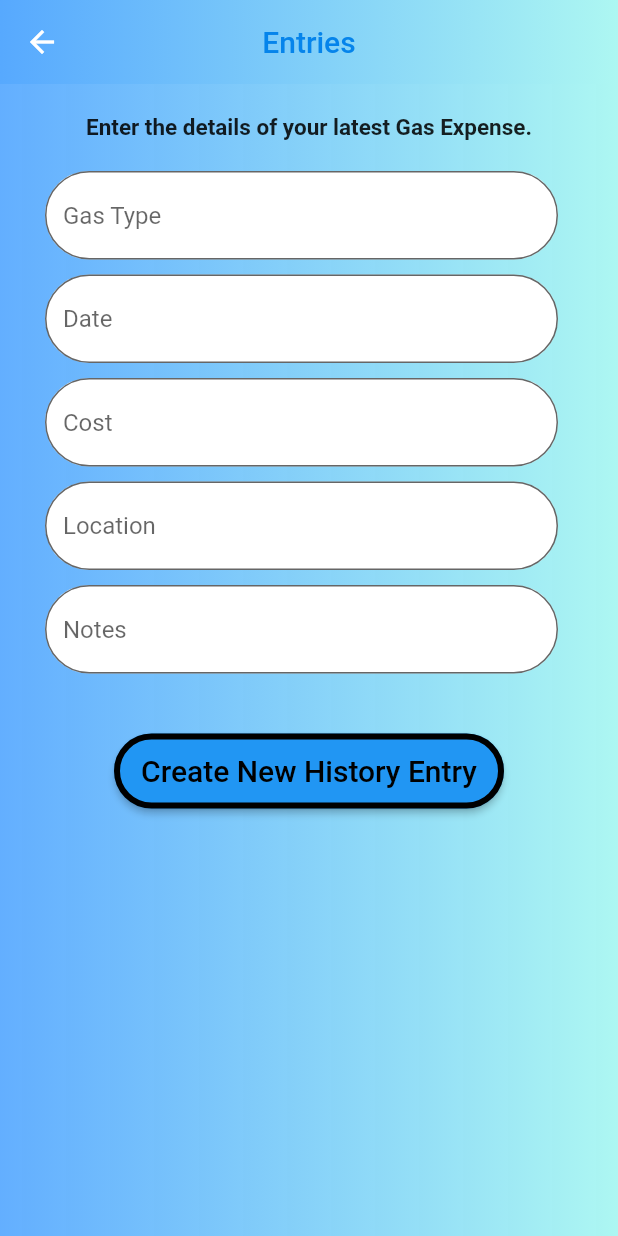
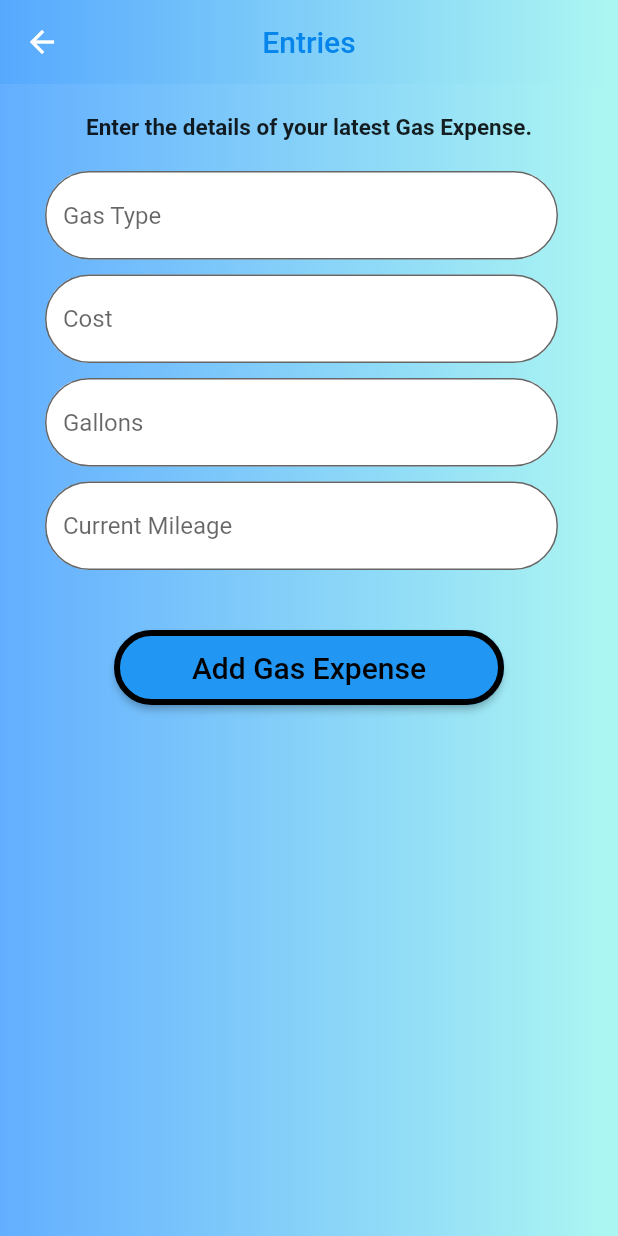
Before and after one commit to jabezj1/Motore, a Flutter app: the InspectGas screen opened directly, after a tap on the "add" icon, on a phone screen of 412 x 824 dp. Run offline on Flutter 3.47's test engine with Material 2 defaults, Android fonts, the light colour scheme and no system bars; our stand-ins replace animated_splash_screen, auth_buttons, auto_size_text, cloud_firestore, dio, firebase_auth and 13 more; missing offline and left inert: dart:ffi; accounts and stored records are empty; network calls fail.

Commit message:
finished gas expenses

```diff
--- a/lib/pages/GasItem.dart
+++ b/lib/pages/GasItem.dart
@@ -0,0 +1,24 @@
+import 'dart:ffi';
+
+class GasItem {
+	String? gallons;
+  	String? mileage;
+	String? type;
+	String? cost;
+
+	GasItem();
+
+	Map<String, dynamic> toJson() => {
+		'gallons' : gallons,
+		'mileage' : mileage,
+		'type' : type,
+		'cost' : cost
+	};
+
+	GasItem.fromSnapshot(snapshot):
+		gallons = snapshot.data()['gallons'],
+		mileage = snapshot.data()['mileage'],
+		type = snapshot.data()['type'],
+		cost = snapshot.data()['cost']
+	;
+}
--- a/lib/pages/GasItemCard.dart
+++ b/lib/pages/GasItemCard.dart
@@ -0,0 +1,149 @@
+import 'package:flutter/material.dart';
+import 'package:motore/pages/GasItem.dart';
+
+class GasItemCard extends StatelessWidget {
+  final GasItem _gasItem;
+  const GasItemCard(this._gasItem, {super.key});
+
+  @override
+  Widget build(BuildContext context) {
+    return SingleChildScrollView(
+      child: Container(
+        decoration: BoxDecoration(
+          borderRadius: BorderRadius.circular(30.0),
+        ),
+        // color: Colors.black,
+        child: Card(
+          margin: const EdgeInsets.all(5),
+          elevation: 0,
+          child: Container(
+            clipBehavior: Clip.hardEdge,
+
+            decoration: BoxDecoration(
+                gradient: const LinearGradient(colors: [
+                  Color(0xff15aaaff),
+                  Color(0xFFADF7F2),
+                ]),
+                // color: Colors.blue[100],
+                borderRadius: BorderRadius.circular(30.0)),
+            //height: 200,
+            //   color: Color.fromARGB(255, 251, 240, 240),
+            child: Container(
+              // margin: const EdgeInsets.all(30),
+              child: Padding(
+                  padding: const EdgeInsets.all(10),
+                  child: Column(
+                    children: [
+                      Row(
+                        // mainAxisAlignment: MainAxisAlignment
+                        // .spaceBetween, // forces children in row to split left & right
+                        children: [
+                          Expanded(
+                            child: Column(
+                              children: [
+                                Align(
+                                  alignment: Alignment.centerLeft,
+                                  child: Padding(
+                                      padding: EdgeInsets.all(12),
+                                      child: Row(
+                                        children: [
+											const Text(
+												"Gas Type: ",
+												style: TextStyle(
+													color: Colors.black,
+													fontSize: 20,
+													fontWeight: FontWeight.bold
+												),
+											),
+                                          Text(
+                                            _gasItem.type!
+                                                .toString(),
+                                            style: const TextStyle(
+                                              color: Colors.black,
+                                              fontSize: 20,
+                                              fontWeight: FontWeight.normal,
+                                            ),
+                                          ),
+                                        ],
+                                      ) // title of maintenance
+                                      ),
+                                ),
+                                Padding(
+                                    padding: EdgeInsets.all(12),
+                                    child: Align(
+                                      alignment: Alignment.centerLeft,
+                                      child: Row(
+                                        children: [
+											const Text(
+												"Gallons purchased: ",
+												style: TextStyle(
+													color: Colors.black,
+													fontSize: 17.5,
+													fontWeight: FontWeight.normal
+												),
+											),
+                                          Text(
+                                            _gasItem.gallons.toString(),
+											style: const TextStyle(
+												fontSize: 17.5,
+												color: Colors.black,
+												fontWeight: FontWeight.normal
+											),
+                                            //   textAlign: TextAlign.left,
+                                          ),
+                                        ],
+                                      ),
+                                    ) // notes that go under the title
+                                    ),
+                              ],
+                            ),
+                          ),
+                          Column(
+                            children: [
+                              Padding(
+                                  padding: const EdgeInsets.only(right: 10.0),
+                                  child: Container(
+                                    padding: EdgeInsets.all(8),
+                                    decoration: BoxDecoration(
+                                        color:
+                                            Color.fromARGB(255, 50, 172, 228),
+                                        border: Border.all(
+                                          color: Colors.red.shade400,
+                                          width: 3,
+                                        ),
+                                        borderRadius: BorderRadius.all(
+                                            Radius.circular(10))),
+                                    child: Row(
+                                      children: [
+                                        Text(
+                                          "\$",
+                                          style: const TextStyle(
+                                            color: Colors.white,
+                                            fontSize: 20,
+                                            fontWeight: FontWeight.bold,
+                                          ),
+                                        ),
+                                        Text(
+                                          _gasItem.cost.toString(),
+                                          style: const TextStyle(
+                                            color: Colors.white,
+                                            fontSize: 20,
+                                            fontWeight: FontWeight.bold,
+                                          ),
+                                        ), // cost of the maintenance, far right side
+                                      ],
+                                    ),
+                                  )),
+                            ],
+                          )
+                        ],
+                      ),
+                    ],
+                  )),
+            ),
+          ),
+        ),
+      ),
+    );
+  }
+}
--- a/lib/pages/InspectGas.dart
+++ b/lib/pages/InspectGas.dart
@@ -2,6 +2,8 @@ import 'package:cloud_firestore/cloud_firestore.dart';
 import 'package:firebase_auth/firebase_auth.dart';
 import 'package:flutter/material.dart';
 import 'package:motore/pages/Dashboard.dart';
+import 'package:motore/pages/GasItem.dart';
+import 'package:motore/pages/GasItemCard.dart';
 import 'package:motore/pages/History.dart';
 import 'package:motore/pages/HistoryItem.dart';
 import 'package:motore/pages/HistoryItemCard.dart';
@@ -28,7 +30,7 @@ class _InspectGasState extends State<InspectGas> {
 		return Scaffold(
 			appBar: AppBar(
 				automaticallyImplyLeading: true,
-				title: Text(historyType),
+				title: const Text("Gas Expenses"),
 				centerTitle: true,
 				elevation: 0,
 				flexibleSpace: Container(
@@ -55,7 +57,7 @@ class _InspectGasState extends State<InspectGas> {
 				child: ListView.builder(
 					itemCount: _pastGas.length,
 					itemBuilder: (context, index) {
-						return HistoryItemCard(_pastGas[index] as HistoryItem);
+						return GasItemCard(_pastGas[index] as GasItem);
 					},
 				),
 			),
@@ -69,12 +71,12 @@ class _InspectGasState extends State<InspectGas> {
 			.doc(userEmail) // replace with userEmail
 			.collection("cars")
 			.doc(sellNick)
-			.collection("gas-trips")
+			.collection("gas")
 			.orderBy("timestamp", descending: true)
 			.get();
 
 		setState(() {
-			_pastGas = List.from(data.docs.map((doc) => HistoryItem.fromSnapshot(doc)));
+			_pastGas = List.from(data.docs.map((doc) => GasItem.fromSnapshot(doc)));
 		});
 	}
 }
--- a/lib/pages/createGasExpense.dart
+++ b/lib/pages/createGasExpense.dart
@@ -1,8 +1,8 @@
 import 'package:flutter/material.dart';
 import 'package:cloud_firestore/cloud_firestore.dart';
 import 'package:firebase_auth/firebase_auth.dart';
-import 'package:motore/pages/History.dart';
-import 'package:motore/pages/InspectPastMaintenance.dart';
+import 'package:motore/pages/Dashboard.dart';
+import 'package:motore/pages/InspectGas.dart';
 
 class CreateGasExpense extends StatefulWidget {
   const CreateGasExpense({super.key, required this.title});
@@ -13,11 +13,10 @@ class CreateGasExpense extends StatefulWidget {
 }
 
 class StateCreateGasExpense extends State<CreateGasExpense> {
-  TextEditingController historyTitleController = TextEditingController();
-  TextEditingController historyDateController = TextEditingController();
-  TextEditingController historyCostController = TextEditingController();
-  TextEditingController historyLocationController = TextEditingController();
-  TextEditingController historyNotesController = TextEditingController();
+  TextEditingController gasCostController = TextEditingController();
+  TextEditingController gasGallonsController = TextEditingController();
+  TextEditingController gasMileageController = TextEditingController();
+  TextEditingController gasTypeController = TextEditingController();
   Timestamp timestampdate = Timestamp.now();
 
   @override
@@ -62,16 +61,13 @@ class StateCreateGasExpense extends State<CreateGasExpense> {
                 ),
                 const SizedBox(height: 20),
                 EnterHistoryInfo(
-                    hintText: 'Gas Type', controller: historyTitleController),
+                    hintText: 'Gas Type', controller: gasTypeController),
                 EnterHistoryInfo(
-                    hintText: 'Date', controller: historyDateController),
+                    hintText: 'Cost', controller: gasCostController),
                 EnterHistoryInfo(
-                    hintText: 'Cost', controller: historyCostController),
+                    hintText: 'Gallons', controller: gasGallonsController),
                 EnterHistoryInfo(
-                    hintText: 'Location',
-                    controller: historyLocationController),
-                EnterHistoryInfo(
-                    hintText: 'Notes', controller: historyNotesController),
+                    hintText: 'Current Mileage', controller: gasMileageController),
                 const SizedBox(
                   height: 30,
                 ),
@@ -85,42 +81,33 @@ class StateCreateGasExpense extends State<CreateGasExpense> {
                             side: const BorderSide(width: 4.0),
                             shape: RoundedRectangleBorder(
                                 borderRadius: BorderRadius.circular(30))),
-                        child: const Text('Create New History Entry',
+                        child: const Text('Add Gas Expense',
                             style:
                                 TextStyle(fontSize: 20, color: Colors.black)),
                         onPressed: () async {
-                          print({
-                            "date": historyDateController.text,
-                            "cost": historyCostController.text,
-                            "location": historyLocationController.text,
-                            "notes": historyNotesController.text
-                          });
-
                           FirebaseFirestore.instance
                               .collection("users")
                               .doc(FirebaseAuth.instance.currentUser
                                   ?.email) //FirebaseAuth.instance.currentUser?.email
                               .collection("cars")
-                              .doc("NAPm33gq0rcaKIaZGAA3")
-                              .collection(historyType)
-                              .doc()
-                              .set({
-                                "title": historyTitleController.text,
-                                "date": historyDateController.text,
-                                "cost": historyCostController.text,
-                                "location": historyLocationController.text,
-                                "notes": historyNotesController.text,
+                              .doc(sellNick)
+                              .collection("gas")
+                              .add({
+                                "cost": gasCostController.text,
+                                "gallons": gasGallonsController.text,
+                                "mileage": gasMileageController.text,
+                                "type": gasTypeController.text,
                                 "timestamp": timestampdate.toDate()
                               })
                               .then((value) =>
                                   print("successfully added document"))
                               .catchError((e) => print(e));
 
-                          Navigator.pop(
+                          Navigator.push(
                               context,
                               MaterialPageRoute(
                                   builder: (context) =>
-                                      const InspectPastMaintenance()));
+                                      const InspectGas()));
                         })),
               ]),
             ),
```
